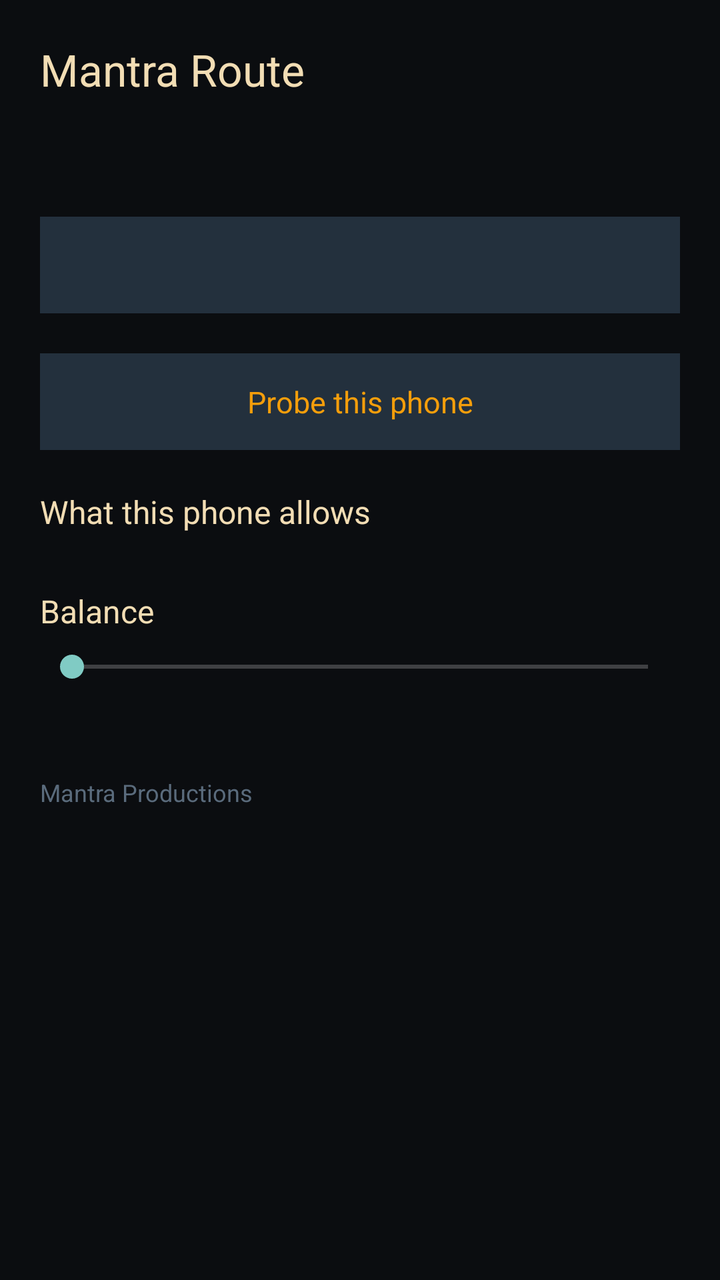
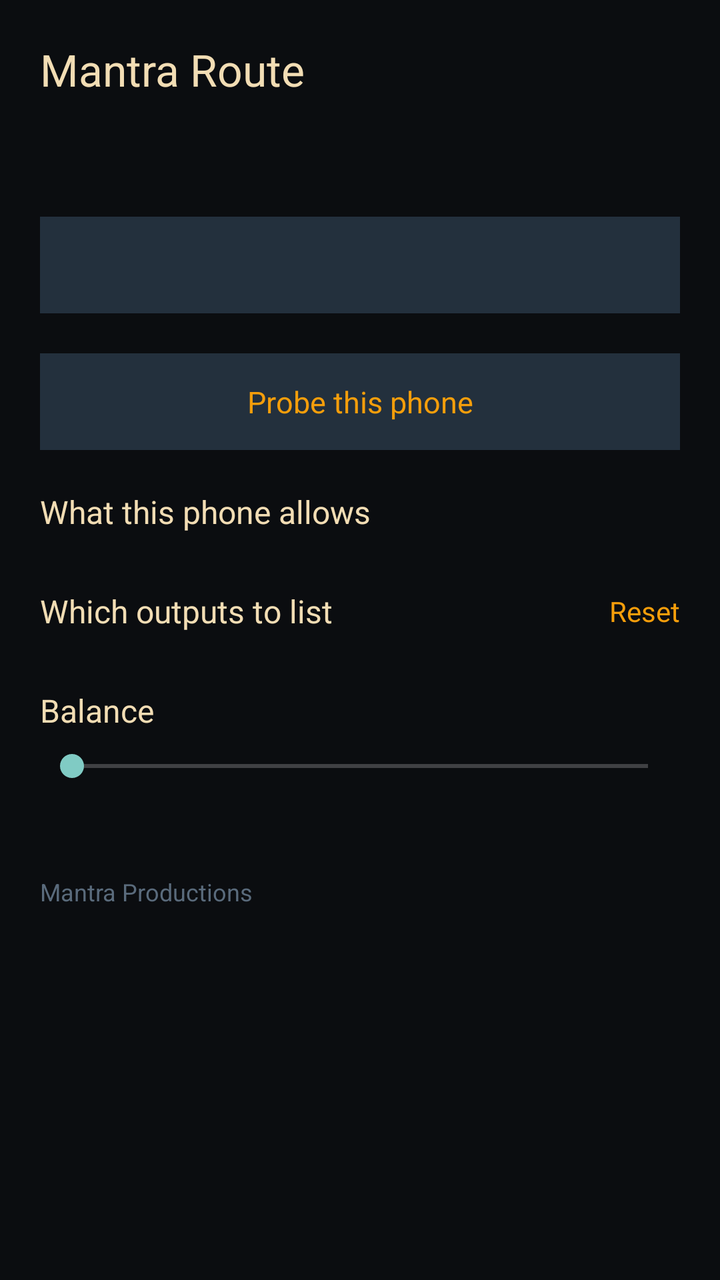

Two renders of the same Android screen: before a commit and after it. Below are the layout's source before the change and the commit's diff.
<!-- AndroidManifest.xml: application theme Theme.MantraRoute -->
<!-- res/layout/activity_main.xml -->
<?xml version="1.0" encoding="utf-8"?>
<ScrollView xmlns:android="http://schemas.android.com/apk/res/android"
    android:layout_width="match_parent"
    android:layout_height="match_parent"
    android:background="@color/ground"
    android:fillViewport="true">

    <LinearLayout
        android:layout_width="match_parent"
        android:layout_height="wrap_content"
        android:orientation="vertical"
        android:padding="20dp">

        
        <LinearLayout
            android:layout_width="match_parent"
            android:layout_height="wrap_content"
            android:orientation="horizontal"
            android:gravity="center_vertical">

            <TextView
                android:layout_width="0dp"
                android:layout_height="wrap_content"
                android:layout_weight="1"
                android:text="@string/app_name"
                android:textColor="@color/sand"
                android:textSize="22sp" />

            <TextView
                android:id="@+id/version"
                android:layout_width="wrap_content"
                android:layout_height="wrap_content"
                android:layout_marginStart="12dp"
                android:textColor="@color/slate_ink"
                android:textSize="14sp" />
        </LinearLayout>

        <TextView
            android:id="@+id/shizuku_line"
            android:layout_width="match_parent"
            android:layout_height="wrap_content"
            android:layout_marginTop="20dp"
            android:textSize="14sp" />

        <TextView
            android:id="@+id/notif_button"
            android:layout_width="match_parent"
            android:layout_height="wrap_content"
            android:layout_marginTop="20dp"
            android:background="@color/slate"
            android:gravity="center"
            android:paddingTop="14dp"
            android:paddingBottom="14dp"
            android:textColor="@color/sand"
            android:textSize="15sp" />

        <TextView
            android:id="@+id/probe_button"
            android:layout_width="match_parent"
            android:layout_height="wrap_content"
            android:layout_marginTop="20dp"
            android:background="@color/slate"
            android:gravity="center"
            android:paddingTop="14dp"
            android:paddingBottom="14dp"
            android:text="Probe this phone"
            android:textColor="@color/amber"
            android:textSize="15sp" />

        <TextView
            android:layout_width="match_parent"
            android:layout_height="wrap_content"
            android:layout_marginTop="20dp"
            android:text="What this phone allows"
            android:textColor="@color/sand"
            android:textSize="16sp" />

        <LinearLayout
            android:id="@+id/probe_rows"
            android:layout_width="match_parent"
            android:layout_height="wrap_content"
            android:layout_marginTop="8dp"
            android:orientation="vertical" />

        <TextView
            android:layout_width="match_parent"
            android:layout_height="wrap_content"
            android:layout_marginTop="20dp"
            android:text="Balance"
            android:textColor="@color/sand"
            android:textSize="16sp" />

        <SeekBar
            android:id="@+id/balance_bar"
            android:layout_width="match_parent"
            android:layout_height="wrap_content"
            android:layout_marginTop="8dp"
            android:max="200" />

        <TextView
            android:id="@+id/balance_line"
            android:layout_width="match_parent"
            android:layout_height="wrap_content"
            android:layout_marginTop="8dp"
            android:textSize="13sp" />

        <TextView
            android:layout_width="match_parent"
            android:layout_height="wrap_content"
            android:layout_marginTop="20dp"
            android:layout_marginBottom="20dp"
            android:text="Mantra Productions"
            android:textColor="@color/slate_ink"
            android:textSize="12sp" />
    </LinearLayout>
</ScrollView>
<!-- resources referenced by this layout -->
<resources>
  <color name="amber">#F59E0B</color>
  <color name="ground">#0B0D10</color>
  <color name="sand">#F2DDB4</color>
  <color name="slate">#23303D</color>
  <color name="slate_ink">#5A6B7C</color>
  <string name="app_name">Mantra Route</string>
  <style name="Theme.MantraRoute" parent="Theme.AppCompat.NoActionBar">
          <item name="android:windowBackground">@color/ground</item>
          <item name="android:textColor">@color/sand</item>
          <item name="android:statusBarColor">@color/ground</item>
          <item name="android:navigationBarColor">@color/ground</item>
      </style>
</resources>

<!-- the commit's change to res/layout/activity_main.xml (unified diff, before → after) -->
@@ -82,6 +82,39 @@
             android:layout_marginTop="8dp"
             android:orientation="vertical" />
 
+        
+        <LinearLayout
+            android:layout_width="match_parent"
+            android:layout_height="wrap_content"
+            android:layout_marginTop="20dp"
+            android:orientation="horizontal"
+            android:gravity="center_vertical">
+
+            <TextView
+                android:layout_width="0dp"
+                android:layout_height="wrap_content"
+                android:layout_weight="1"
+                android:text="Which outputs to list"
+                android:textColor="@color/sand"
+                android:textSize="16sp" />
+
+            <TextView
+                android:id="@+id/arrange_reset"
+                android:layout_width="wrap_content"
+                android:layout_height="wrap_content"
+                android:layout_marginStart="12dp"
+                android:text="Reset"
+                android:textColor="@color/amber"
+                android:textSize="14sp" />
+        </LinearLayout>
+
+        <LinearLayout
+            android:id="@+id/arrange_rows"
+            android:layout_width="match_parent"
+            android:layout_height="wrap_content"
+            android:layout_marginTop="8dp"
+            android:orientation="vertical" />
+
         <TextView
             android:layout_width="match_parent"
             android:layout_height="wrap_content"
